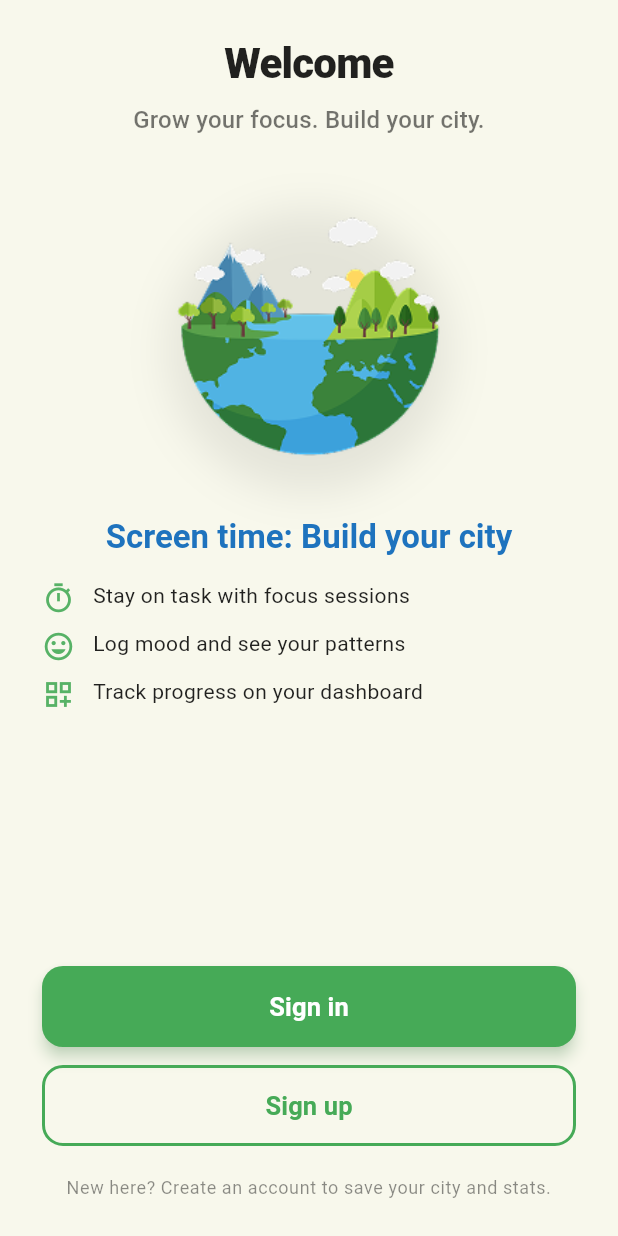
After one commit to hkuspace-pu/comp2003hk-2526-group-group5, a Flutter app: the screen it shows after launch, on a phone screen of 412 x 824 dp. The commit adds this screen. Run offline on Flutter 3.47's test engine with Material 3 defaults, Android fonts, the phone set to English and light mode, and no system bars; our stand-ins replace cloud_firestore, firebase_auth, firebase_core, shared_preferences; accounts and stored records are empty.

Commit message:
feat(ui): add user welcome screen and wire sign-in / sign-up

```diff
--- a/lib/Login.dart
+++ b/lib/Login.dart
@@ -1,27 +1,4 @@
 import 'package:flutter/material.dart';
-
-void main() {
-  runApp(const LoginApp());
-}
-
-class LoginApp extends StatelessWidget {
-  const LoginApp({super.key});
-
-  @override
-  Widget build(BuildContext context) {
-    return MaterialApp(
-      title: 'Login Application',
-      theme: ThemeData(
-        primarySwatch: Colors.green,
-        visualDensity: VisualDensity.adaptivePlatformDensity,
-        colorScheme: ColorScheme.fromSwatch(primarySwatch: Colors.green)
-            .copyWith(secondary: const Color(0xFF46AA57)),
-      ),
-      home: const LoginScreen(),
-      debugShowCheckedModeBanner: false,
-    );
-  }
-}
 
 class LoginScreen extends StatefulWidget {
   const LoginScreen({super.key});
--- a/lib/main.dart
+++ b/lib/main.dart
@@ -1,6 +1,7 @@
 import 'package:flutter/material.dart';
 import 'package:firebase_core/firebase_core.dart';
 import 'firebase_options.dart';
+import 'screens/user/welcome_screen.dart';
 
 void main() async {
   WidgetsFlutterBinding.ensureInitialized();
@@ -16,10 +17,15 @@ class MyApp extends StatelessWidget {
   @override
   Widget build(BuildContext context) {
     return MaterialApp(
-      home: Scaffold(
-        appBar: AppBar(title: const Text('Firebase Project')),
-        body: const Center(child: Text('Connected!')),
+      title: 'Screen time',
+      debugShowCheckedModeBanner: false,
+      theme: ThemeData(
+        primarySwatch: Colors.green,
+        visualDensity: VisualDensity.adaptivePlatformDensity,
+        colorScheme: ColorScheme.fromSwatch(primarySwatch: Colors.green)
+            .copyWith(secondary: const Color(0xFF46AA57)),
       ),
+      home: const UserWelcomeScreen(),
     );
   }
 }
--- /dev/null
+++ b/lib/screens/user/welcome_screen.dart
@@ -0,0 +1,225 @@
+import 'package:flutter/material.dart';
+import 'package:provider/provider.dart';
+
+import '../../Login.dart';
+import '../../Register.dart';
+
+const Color _kWelcomeBg = Color(0xFFF8F8EC);
+const Color _kAccentGreen = Color(0xFF46AA57);
+const Color _kTitleBlue = Color(0xFF1E73BE);
+
+/// Part 1 / 10 — User flow: welcome landing before Sign In / Sign Up.
+class UserWelcomeScreen extends StatelessWidget {
+  const UserWelcomeScreen({super.key});
+
+  void _openSignIn(BuildContext context) {
+    Navigator.of(context).push(
+      MaterialPageRoute<void>(
+        builder: (BuildContext context) => const LoginScreen(),
+      ),
+    );
+  }
+
+  void _openSignUp(BuildContext context) {
+    Navigator.of(context).push(
+      MaterialPageRoute<void>(
+        builder: (BuildContext context) => ChangeNotifierProvider<SignUpData>(
+          create: (_) => SignUpData(),
+          child: const SignUpScreen(),
+        ),
+      ),
+    );
+  }
+
+  @override
+  Widget build(BuildContext context) {
+    final TextTheme textTheme = Theme.of(context).textTheme;
+
+    return Scaffold(
+      backgroundColor: _kWelcomeBg,
+      body: SafeArea(
+        child: LayoutBuilder(
+          builder: (BuildContext context, BoxConstraints constraints) {
+            return SingleChildScrollView(
+              padding: const EdgeInsets.symmetric(horizontal: 28),
+              child: ConstrainedBox(
+                constraints: BoxConstraints(minHeight: constraints.maxHeight),
+                child: IntrinsicHeight(
+                  child: Column(
+                    crossAxisAlignment: CrossAxisAlignment.stretch,
+                    children: <Widget>[
+                      const SizedBox(height: 24),
+                      Text(
+                        'Welcome',
+                        textAlign: TextAlign.center,
+                        style: textTheme.headlineMedium?.copyWith(
+                          fontWeight: FontWeight.w800,
+                          color: Colors.black87,
+                          letterSpacing: -0.5,
+                        ),
+                      ),
+                      const SizedBox(height: 8),
+                      Text(
+                        'Grow your focus. Build your city.',
+                        textAlign: TextAlign.center,
+                        style: textTheme.titleMedium?.copyWith(
+                          color: Colors.black54,
+                          fontWeight: FontWeight.w500,
+                        ),
+                      ),
+                      const SizedBox(height: 36),
+                      Center(
+                        child: Container(
+                          width: 188,
+                          height: 188,
+                          decoration: BoxDecoration(
+                            shape: BoxShape.circle,
+                            boxShadow: <BoxShadow>[
+                              BoxShadow(
+                                color: Colors.black.withValues(alpha: 0.08),
+                                blurRadius: 24,
+                                offset: const Offset(0, 12),
+                              ),
+                            ],
+                          ),
+                          child: ClipOval(
+                            child: Image.asset(
+                              'images/home_city_image.png',
+                              fit: BoxFit.cover,
+                              errorBuilder: (_, __, ___) => ColoredBox(
+                                color: _kTitleBlue.withValues(alpha: 0.12),
+                                child: const Icon(
+                                  Icons.location_city_rounded,
+                                  size: 72,
+                                  color: _kTitleBlue,
+                                ),
+                              ),
+                            ),
+                          ),
+                        ),
+                      ),
+                      const SizedBox(height: 28),
+                      Text(
+                        'Screen time: Build your city',
+                        textAlign: TextAlign.center,
+                        style: textTheme.titleLarge?.copyWith(
+                          fontWeight: FontWeight.w700,
+                          color: _kTitleBlue,
+                          height: 1.25,
+                        ),
+                      ),
+                      const SizedBox(height: 16),
+                      _Bullet(
+                        icon: Icons.timer_outlined,
+                        text: 'Stay on task with focus sessions',
+                      ),
+                      const SizedBox(height: 10),
+                      _Bullet(
+                        icon: Icons.mood_outlined,
+                        text: 'Log mood and see your patterns',
+                      ),
+                      const SizedBox(height: 10),
+                      _Bullet(
+                        icon: Icons.dashboard_customize_outlined,
+                        text: 'Track progress on your dashboard',
+                      ),
+                      const Spacer(),
+                      const SizedBox(height: 32),
+                      SizedBox(
+                        height: 54,
+                        child: FilledButton(
+                          onPressed: () => _openSignIn(context),
+                          style: FilledButton.styleFrom(
+                            backgroundColor: _kAccentGreen,
+                            foregroundColor: Colors.white,
+                            shape: RoundedRectangleBorder(
+                              borderRadius: BorderRadius.circular(14),
+                            ),
+                            elevation: 4,
+                            shadowColor: _kAccentGreen.withValues(alpha: 0.45),
+                          ),
+                          child: const Text(
+                            'Sign in',
+                            style: TextStyle(
+                              fontSize: 17,
+                              fontWeight: FontWeight.w600,
+                            ),
+                          ),
+                        ),
+                      ),
+                      const SizedBox(height: 12),
+                      SizedBox(
+                        height: 54,
+                        child: OutlinedButton(
+                          onPressed: () => _openSignUp(context),
+                          style: OutlinedButton.styleFrom(
+                            side: const BorderSide(
+                              color: _kAccentGreen,
+                              width: 2,
+                            ),
+                            foregroundColor: _kAccentGreen,
+                            shape: RoundedRectangleBorder(
+                              borderRadius: BorderRadius.circular(14),
+                            ),
+                          ),
+                          child: const Text(
+                            'Sign up',
+                            style: TextStyle(
+                              fontSize: 17,
+                              fontWeight: FontWeight.w600,
+                            ),
+                          ),
+                        ),
+                      ),
+                      const SizedBox(height: 20),
+                      Text(
+                        'New here? Create an account to save your city and stats.',
+                        textAlign: TextAlign.center,
+                        style: textTheme.bodySmall?.copyWith(
+                          color: Colors.black45,
+                          height: 1.35,
+                        ),
+                      ),
+                      const SizedBox(height: 24),
+                    ],
+                  ),
+                ),
+              ),
+            );
+          },
+        ),
+      ),
+    );
+  }
+}
+
+class _Bullet extends StatelessWidget {
+  const _Bullet({required this.icon, required this.text});
+
+  final IconData icon;
+  final String text;
+
+  @override
+  Widget build(BuildContext context) {
+    return Row(
+      crossAxisAlignment: CrossAxisAlignment.start,
+      children: <Widget>[
+        Icon(
+          icon,
+          size: 22,
+          color: _kAccentGreen.withValues(alpha: 0.9),
+        ),
+        const SizedBox(width: 12),
+        Expanded(
+          child: Text(
+            text,
+            style: Theme.of(context).textTheme.bodyMedium?.copyWith(
+                  color: Colors.black87,
+                  height: 1.35,
+                ),
+          ),
+        ),
+      ],
+    );
+  }
+}
--- a/pubspec.yaml
+++ b/pubspec.yaml
@@ -32,9 +32,9 @@ dependencies:
     sdk: flutter
   provider: ^6.1.2
   shared_preferences: ^2.3.0
-  firebase_core: ^2.0.0
-  cloud_firestore: ^4.14.0
-  firebase_auth: ^4.16.0
+  firebase_core: ^3.8.1
+  cloud_firestore: ^5.6.0
+  firebase_auth: ^5.5.1
   health: ^11.0.0
   fl_chart: ^0.66.0
 
```
Also changed, not shown: lib/Home.dart (deleted, +0 -143 lines), lib/Register.dart (+1 -32 lines), pubspec.lock, 7 other files.
